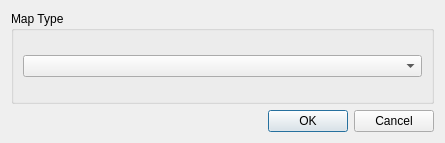
Above: newmap.ui from IanFinlayson/gba-tileeditor before the change. Below: the same form after it.
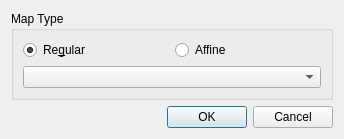
That is the form after the change.

Commit message: Make the editor support affine and regular maps properly

The edit to the form file:
```diff
--- a/newmap.ui
+++ b/newmap.ui
@@ -6,8 +6,8 @@
    <rect>
     <x>0</x>
     <y>0</y>
-    <width>445</width>
-    <height>143</height>
+    <width>344</width>
+    <height>137</height>
    </rect>
   </property>
   <property name="windowTitle">
@@ -24,7 +24,32 @@
      </property>
      <layout class="QHBoxLayout" name="horizontalLayout">
       <item>
-       <widget class="QComboBox" name="comboBox"/>
+       <layout class="QVBoxLayout" name="verticalLayout_2">
+        <item>
+         <layout class="QHBoxLayout" name="horizontalLayout_2">
+          <item>
+           <widget class="QRadioButton" name="radioRegular">
+            <property name="text">
+             <string>Re&amp;gular</string>
+            </property>
+            <property name="checked">
+             <bool>true</bool>
+            </property>
+           </widget>
+          </item>
+          <item>
+           <widget class="QRadioButton" name="radioAffine">
+            <property name="text">
+             <string>Affine</string>
+            </property>
+           </widget>
+          </item>
+         </layout>
+        </item>
+        <item>
+         <widget class="QComboBox" name="comboBox"/>
+        </item>
+       </layout>
       </item>
      </layout>
     </widget>
```
Left out of the diff: 48 changed lines with no effect on the pictures. The commit also changes 13 other files.
